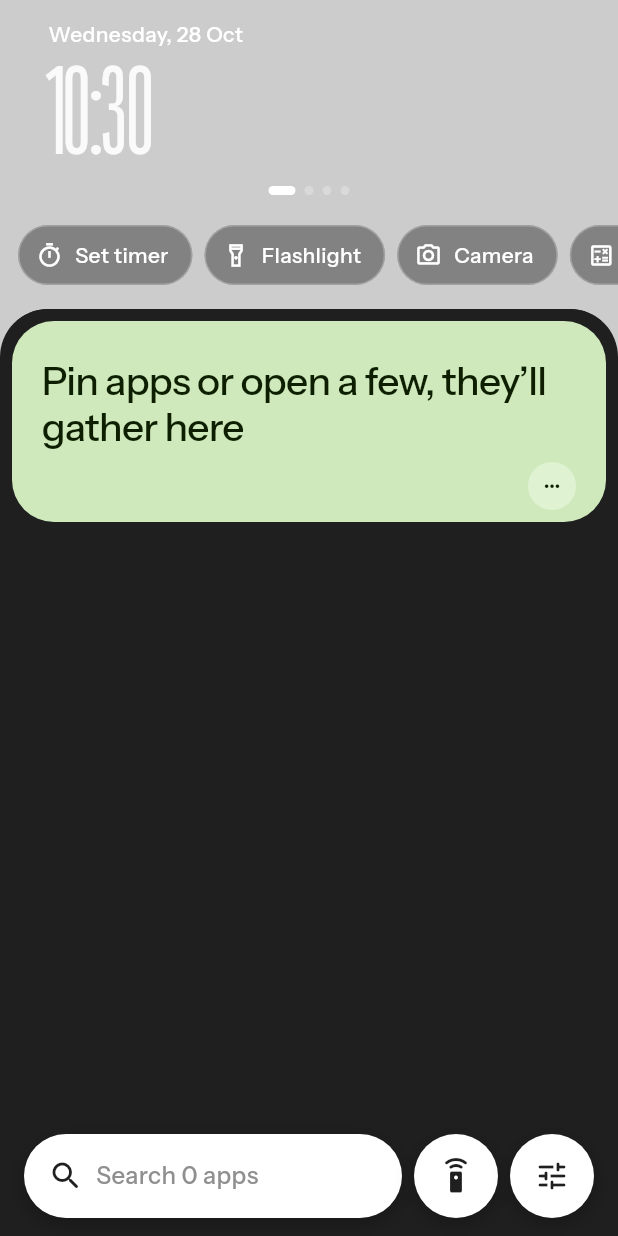
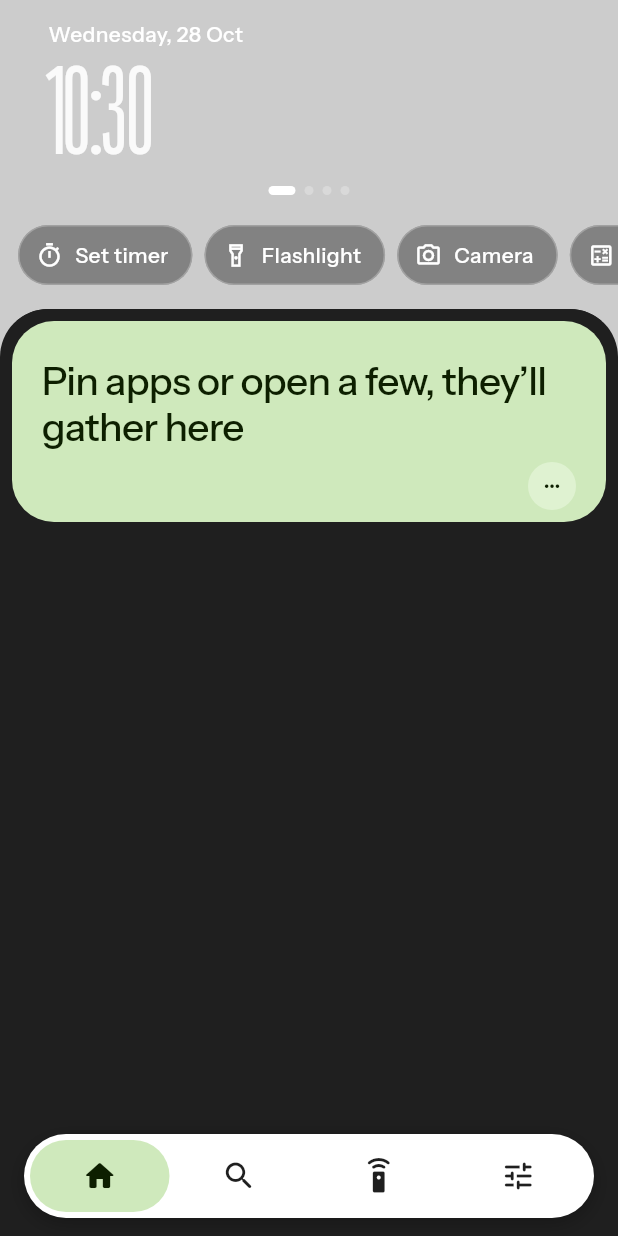
Before and after one commit to kirtanya/one-launcher, a Flutter app: the screen it shows after launch, on a phone screen of 412 x 824 dp. Run offline on Flutter 3.47's test engine with Material 3 defaults, Android fonts, the phone set to English and light mode, and no system bars; our stand-ins replace dynamic_color, material_color_utilities, shared_preferences; project files that could hold a hidden picture were left out.

Commit message:
Phone: floating bottom nav — Home · Search · Remote · Settings (icons only)
The bottom dock becomes one glass pill of icon tabs; an accent capsule slides to the tab
in use. Search turns the nav into the search field (crossfade in place) as the results rise;
Remote and Settings light their tab while open and slide back to Home when closed; Home goes
back to the clock. The Remote tab follows Settings → TV remote (now 'Remote tab'). Search in
the drawer (bar at the top) keeps the plain search bar.

Co-Authored-By: Claude Opus 5.5 <noreply@anthropic.com>

```diff
--- a/lib/home.dart
+++ b/lib/home.dart
@@ -67,6 +67,9 @@ class _HomeScreenState extends State<HomeScreen> with WidgetsBindingObserver, Ti
   /// Dock shrunk to a circle while the list is scrolled up. A notifier (not setState) so
   /// scrolling only rebuilds the dock, never the screen or the list.
   final _compact = ValueNotifier<bool>(false);
+
+  /// The bottom nav's tab: Home at rest; Remote / Settings while their page is open.
+  String _tab = 'home';
 
   /// Pull-to-search: how far the drawer is pulled down past its top (px of finger travel).
   final _pull = ValueNotifier<double>(0);
@@ -206,9 +209,28 @@ class _HomeScreenState extends State<HomeScreen> with WidgetsBindingObserver, Ti
     onChanged: _onQuery,
     onSubmitted: _onSubmit,
     onSettings: _settings,
-    onRemote: prefs.remoteButton ? () => showTvRemote(context, prefs: prefs) : null,
+    onRemote: prefs.remoteButton ? () => _openTab('remote', () => showTvRemote(context, prefs: prefs)) : null,
     onRemoteLongPress: () => offerHideRemote(context, prefs: prefs),
+    // At the bottom the dock is the nav (Home · Search · Remote · Settings); in the drawer, just search.
+    tab: _tab,
+    onHome: inline ? null : _navHome,
   );
+
+  /// A nav tab whose page opens over home: its tab lights up while open, then Home again.
+  Future<void> _openTab(String tab, Future<void> Function() open) async {
+    setState(() => _tab = tab);
+    await open();
+    if (mounted) setState(() => _tab = 'home');
+  }
+
+  /// The nav's Home: back to the clock (closes search, the list and the today panel).
+  void _navHome() {
+    _stopSearch();
+    _drawerKey.currentState?.reset();
+    _collapse();
+    _toPanel(1);
+    if (_tab != 'home') setState(() => _tab = 'home');
+  }
 
   @override
   void initState() {
@@ -470,7 +492,7 @@ class _HomeScreenState extends State<HomeScreen> with WidgetsBindingObserver, Ti
 
   void _settings() {
     HapticFeedback.mediumImpact();
-    showSettingsSheet(context, prefs: prefs, apps: _apps, theme: widget.theme);
+    _openTab('settings', () => showSettingsSheet(context, prefs: prefs, apps: _apps, theme: widget.theme));
   }
 
   // ---- Build ---------------------------------------------------------------
--- a/lib/remote_sheet.dart
+++ b/lib/remote_sheet.dart
@@ -16,9 +16,9 @@ void offerHideRemote(BuildContext context, {required Prefs prefs}) {
   HapticFeedback.mediumImpact();
   showOneSheet(
     context,
-    header: const SheetHeader(title: 'TV remote button', subtitle: 'Turn it back on in Settings → TV remote'),
+    header: const SheetHeader(title: 'Remote tab', subtitle: 'Turn it back on in Settings → TV remote'),
     actions: [
-      SheetAction(Icons.visibility_off_outlined, 'Hide remote button', () {
+      SheetAction(Icons.visibility_off_outlined, 'Hide the Remote tab', () {
         Navigator.pop(context);
         prefs.setRemoteButton(false);
       }),
--- a/lib/search_dock.dart
+++ b/lib/search_dock.dart
@@ -30,7 +30,15 @@ class SearchDock extends StatelessWidget {
     this.onSwipeClose,
     this.onRemote,
     this.onRemoteLongPress,
+    this.tab = 'home',
+    this.onHome,
   });
+
+  /// The bottom nav's selected tab at rest: 'home', 'search', 'remote' or 'settings'.
+  final String tab;
+
+  /// The nav's Home tab (back to the clock); null = the plain search dock (inside the drawer).
+  final VoidCallback? onHome;
 
   /// TV remote button between the bar and settings (null = hidden, Settings → TV remote).
   final VoidCallback? onRemote;
@@ -62,11 +70,6 @@ class SearchDock extends StatelessWidget {
   Widget build(BuildContext context) {
     final mq = MediaQuery.of(context);
     final bottom = inline ? DS.s8 : math.max(mq.viewInsets.bottom, mq.padding.bottom) + DS.s12;
-    final small = compact && !active && !inline;
-    // Settings sits right of the bar at rest; they slide out while searching
-    // or while the list is scrolled (dock shrinks to just the search circle).
-    final tools = !active && !small;
-
     // Searching at the bottom: swipe down on the bar to close search (the results above
     // scroll on their own, so this is the one place that closes it).
     final swipeToClose = active && !inline;
@@ -89,7 +92,41 @@ class SearchDock extends StatelessWidget {
         padding: EdgeInsets.fromLTRB(inline ? DS.gutter : DS.s16, 0, inline ? DS.gutter : DS.s16, bottom),
         child: SizedBox(
           height: height,
-          child: LayoutBuilder(
+          // At rest at the bottom: the floating nav. Searching: the nav turns into the search field
+          // (+ close), crossfading in place with a slight settle.
+          child: AnimatedSwitcher(
+            duration: Motion.snapDuration,
+            switchInCurve: Motion.settle,
+            switchOutCurve: Curves.easeIn,
+            transitionBuilder: (child, a) => FadeTransition(
+              opacity: a,
+              child: ScaleTransition(scale: Tween(begin: .96, end: 1.0).animate(a), child: child),
+            ),
+            child: onHome != null && !active && !inline
+                ? _NavBar(
+                    key: const ValueKey('nav'),
+                    selected: tab,
+                    tabs: [
+                      _NavTab('home', Icons.home_rounded, 'Home', onHome!, tooltip: 'Home screen'),
+                      _NavTab('search', Icons.search_rounded, 'Search', onActivate),
+                      if (onRemote != null)
+                        _NavTab('remote', Icons.settings_remote_rounded, 'Remote', onRemote!, onLongPress: onRemoteLongPress, tooltip: 'TV remote'),
+                      _NavTab('settings', Icons.tune_rounded, 'Settings', onSettings, tooltip: 'Launcher settings'),
+                    ],
+                  )
+                : KeyedSubtree(key: const ValueKey('search'), child: _searchLayout()),
+          ),
+        ),
+      ),
+    );
+  }
+
+  /// The search dock (no nav): the pill, the remote and settings circles right of it at rest; while
+  /// searching or scrolled they slide out (scrolled: the dock shrinks to just the search circle).
+  Widget _searchLayout() {
+    final small = compact && !active && !inline;
+    final tools = !active && !small;
+    return LayoutBuilder(
       builder: (context, c) {
         final w = c.maxWidth;
         // Room on the right for settings (and the remote button, when shown).
@@ -152,9 +189,6 @@ class SearchDock extends StatelessWidget {
           ],
         );
       },
-          ),
-        ),
-      ),
     );
   }
 
@@ -265,3 +299,110 @@ class _Pill extends StatelessWidget {
     );
   }
 }
+
+class _NavTab {
+  const _NavTab(this.id, this.icon, this.label, this.onTap, {this.onLongPress, this.tooltip});
+  final String id, label;
+  final String? tooltip; // long-press hint (defaults to the label)
+  final IconData icon;
+  final VoidCallback onTap;
+  final VoidCallback? onLongPress;
+}
+
+/// The floating bottom nav: one glass pill of icon tabs, equal widths. An accent capsule sits behind
+/// the selected icon and slides to the tab tapped; the icons crossfade between ink and accent ink.
+class _NavBar extends StatelessWidget {
+  const _NavBar({super.key, required this.tabs, required this.selected});
+  final List<_NavTab> tabs;
+  final String selected;
+
+  static const _inset = 4.0; // capsule inside the pill: 56 - 2 × 4 = 48 tall, a full touch target
+
+  @override
+  Widget build(BuildContext context) {
+    return DecoratedBox(
+      decoration: BoxDecoration(borderRadius: BorderRadius.circular(99), boxShadow: Perf.lite.value ? null : SearchDock.shadow),
+      child: glassOr(
+        colour: DS.card,
+        shape: const StadiumBorder(),
+        child: Padding(
+          padding: const EdgeInsets.all(_inset),
+          child: LayoutBuilder(
+            builder: (context, c) {
+              final w = c.maxWidth / tabs.length;
+              final on = tabs.indexWhere((t) => t.id == selected);
+              return Stack(
+                children: [
+                  if (on >= 0)
+                    AnimatedPositioned(
+                      duration: Motion.snapDuration,
+                      curve: Motion.settle,
+                      left: on * w,
+                      top: 0,
+                      bottom: 0,
+                      width: w,
+                      child: DecoratedBox(
+                        decoration: ShapeDecoration(color: DS.hero, shape: const StadiumBorder()),
+                      ),
+                    ),
+                  Row(
+                    children: [
+                      for (final (i, t) in tabs.indexed)
+                        Expanded(
+                          child: _NavButton(tab: t, selected: i == on),
+                        ),
+                    ],
+                  ),
+                ],
+              );
+            },
+          ),
+        ),
+      ),
+    );
+  }
+}
+
+class _NavButton extends StatelessWidget {
+  const _NavButton({required this.tab, required this.selected});
+  final _NavTab tab;
+  final bool selected;
+
+  @override
+  Widget build(BuildContext context) {
+    return Semantics(
+      button: true,
+      selected: selected,
+      label: tab.label,
+      child: Tooltip(
+        message: tab.tooltip ?? tab.label,
+        // Remote's long-press offers to hide it; the hint would cover that sheet.
+        triggerMode: tab.onLongPress != null ? TooltipTriggerMode.manual : TooltipTriggerMode.longPress,
+        child: Pressable(
+          scale: .9,
+          child: SizedBox(
+            height: SearchDock.height - _NavBar._inset * 2,
+            child: Material(
+              type: MaterialType.transparency,
+              child: InkWell(
+                customBorder: const StadiumBorder(),
+                onTap: () {
+                  HapticFeedback.selectionClick();
+                  tab.onTap();
+                },
+                onLongPress: tab.onLongPress,
+                child: Center(
+                  child: TweenAnimationBuilder<Color?>(
+                    tween: ColorTween(end: selected ? DS.heroInk : DS.ink),
+                    duration: Motion.snapDuration,
+                    builder: (context, colour, _) => Icon(tab.icon, color: colour, size: 24),
+                  ),
+                ),
+              ),
+            ),
+          ),
+        ),
+      ),
+    );
+  }
+}
--- a/lib/sheets.dart
+++ b/lib/sheets.dart
@@ -1675,8 +1675,8 @@ Future<void> showSettingsSheet(BuildContext context, {required Prefs prefs, requ
             _Setting(
               'TV remote',
               Icons.settings_remote_rounded,
-              'Remote button',
-              prefs.remoteButton ? 'Next to search' : 'Hidden',
+              'Remote tab',
+              prefs.remoteButton ? 'In the bottom bar' : 'Hidden',
               keywords: 'tv television google tv control',
               value: prefs.remoteButton,
               onChanged: prefs.setRemoteButton,
@@ -2297,7 +2297,7 @@ Future<Object?> _showTvSettings(BuildContext context, {required Prefs prefs, req
           padding: EdgeInsets.fromLTRB(DS.s24, 0, DS.s24, 0),
           child: SheetHeader(title: 'TV remote', subtitle: 'Control your Google TV from the dock'),
         ),
-        _Group(null, [_SwitchRow(Icons.settings_remote_rounded, 'Remote button', 'Between search and settings', prefs.remoteButton, prefs.setRemoteButton)]),
+        _Group(null, [_SwitchRow(Icons.settings_remote_rounded, 'Remote tab', 'In the bottom bar, between Search and Settings', prefs.remoteButton, prefs.setRemoteButton)]),
         _Group('Your TV', [
           if (prefs.tvHost == null)
             _NavRow(Icons.add_link_rounded, 'Set up a TV', 'Pair once with the code on your TV', () {
```
Also changed, not shown: 4 other files. Lines whose indentation alone changed are shown as unchanged.
